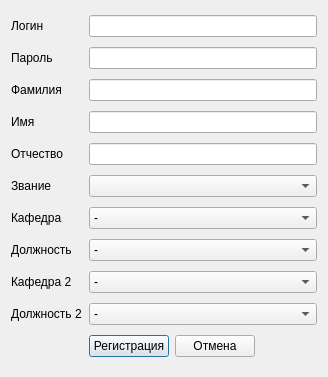
First picture: the form in client/src/login/userform.ui, repository rainovskyqt/teacher_plan, before the edit.
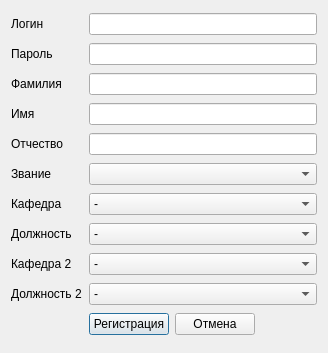
Second picture: the form after the edit.

What changed in the file:
```diff
--- a/client/src/login/userform.ui
+++ b/client/src/login/userform.ui
@@ -7,7 +7,7 @@
     <x>0</x>
     <y>0</y>
     <width>328</width>
-    <height>377</height>
+    <height>353</height>
    </rect>
   </property>
   <property name="Новый пользователь" stdset="0">
```
